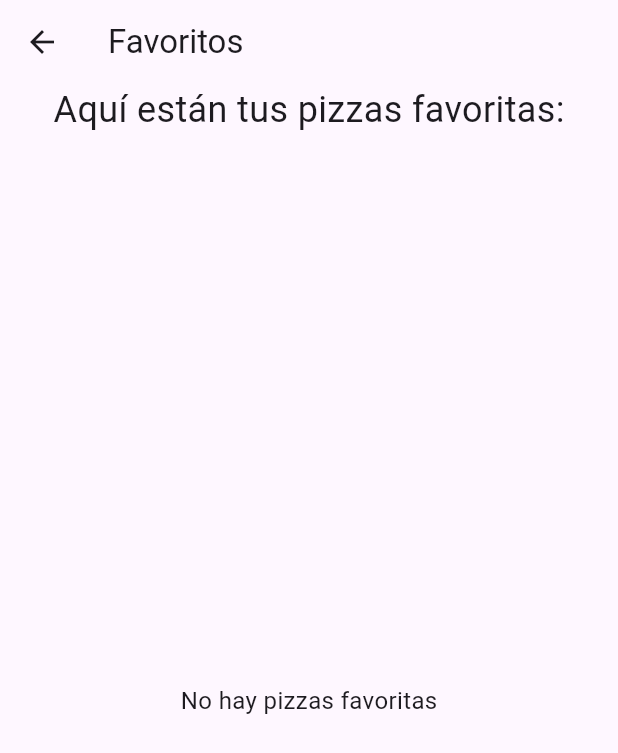
After one commit to HaroldArguelloNic/mynapopizza, a Flutter app: the FavoritosPage screen opened by its route, on a phone screen of 412 x 824 dp. The commit adds this screen. Shown: the top 753 px of the screen. Run offline on Flutter 3.47's test engine with Material 3 defaults, Android fonts, the phone set to English and light mode, and no system bars; our stand-ins replace google_fonts; missing offline and left inert: mysql_client.

Commit message:
cambios en vistas , correcion navegacion de pages

```diff
--- /dev/null
+++ b/lib/page/favoritos.dart
@@ -0,0 +1,59 @@
+import 'package:flutter/material.dart';
+
+class FavoritosPage extends StatefulWidget {
+  const FavoritosPage({Key? key}) : super(key: key);
+
+  @override
+  _FavoritosPageState createState() => _FavoritosPageState();
+}
+
+class _FavoritosPageState extends State<FavoritosPage> {
+  List<String> favoritos = []; // Lista para almacenar las pizzas favoritas
+
+  // Función para agregar una pizza como favorita automáticamente
+  void agregarPizzaFavorita(String pizza) {
+    setState(() {
+      favoritos.add(pizza);
+    });
+  }
+
+  @override
+  Widget build(BuildContext context) {
+    return Scaffold(
+      appBar: AppBar(
+        title: const Text('Favoritos'),
+      ),
+      body: Center(
+        child: Column(
+          mainAxisAlignment: MainAxisAlignment.center,
+          children: <Widget>[
+            const Text(
+              'Aquí están tus pizzas favoritas:',
+              style: TextStyle(fontSize: 24),
+            ),
+            const SizedBox(height: 20),
+            // Lista de favoritos (widget mutable)
+            Expanded(
+              child: favoritos.isEmpty // Si no hay favoritos, mostrar un mensaje
+                  ? Center(
+                      child: Text(
+                        'No hay pizzas favoritas',
+                        style: TextStyle(fontSize: 16),
+                      ),
+                    )
+                  : ListView.builder(
+                      itemCount: favoritos.length,
+                      itemBuilder: (context, index) {
+                        return ListTile(
+                          leading: Icon(Icons.favorite, color: Colors.red),
+                          title: Text(favoritos[index]),
+                        );
+                      },
+                    ),
+            ),
+          ],
+        ),
+      ),
+    );
+  }
+}
```
Also changed, not shown: lib/main.dart (+15 -3 lines), lib/page/cart.dart (+37 -7 lines), lib/page/home_page.dart (+28 -7 lines), lib/page/myaccountpage.dart (+0 -8 lines), lib/page/productoPage.dart (added, +110 -0 lines).
